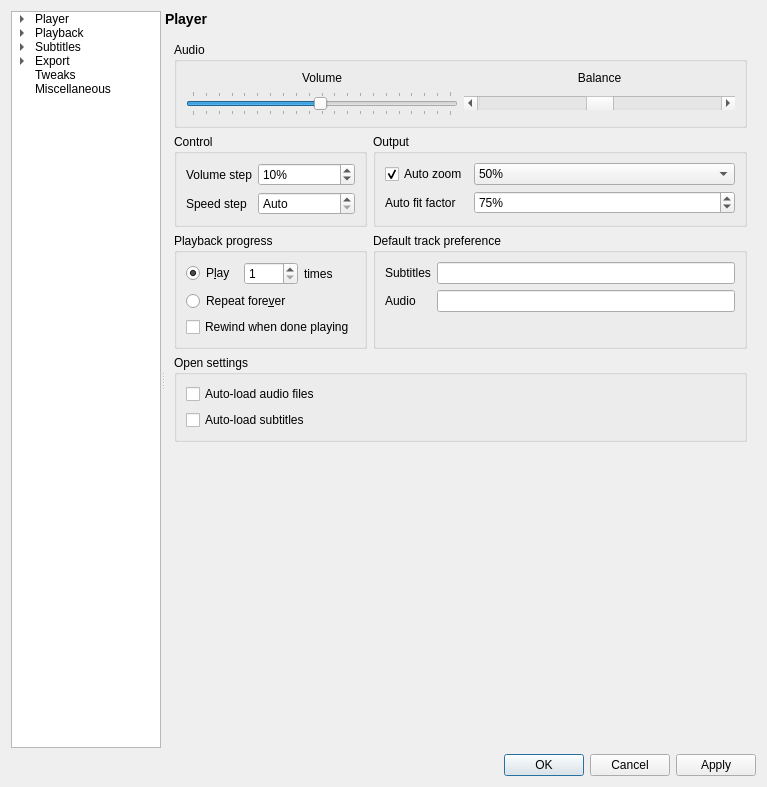
Above: settingswindow.ui from mpc-qt/mpc-qt before the change. Below: the same form after it.
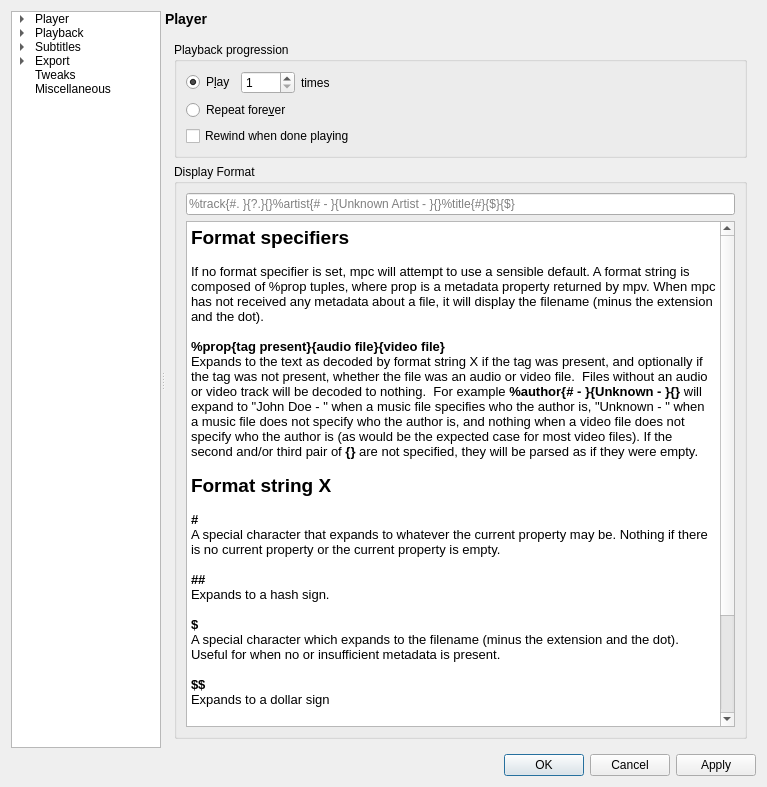
That is the form after the change.

Commit message:
settingswindow.ui: add playlist tab
Create an area to put playlist metadata formatting in, and populate it
with widgets.

We also move some playlist specific stuff from the general playback page
into this new tab.  Hopefully people who may wonder where the options
went will notice the changes to the LHS pane and quickly feel
comfortable again.

I may add a checkbox for automatically gathering metadata in the
background.  Multiple instances of libmpv yay!

What changed in the file:
```diff
--- a/settingswindow.ui
+++ b/settingswindow.ui
@@ -139,7 +139,7 @@
        <item>
         <widget class="QStackedWidget" name="pageStack">
          <property name="currentIndex">
-          <number>4</number>
+          <number>9</number>
          </property>
          <widget class="QWidget" name="playerPage">
           <layout class="QGridLayout" name="gridLayout">
@@ -487,60 +487,6 @@
          </widget>
          <widget class="QWidget" name="playbackPage">
           <layout class="QGridLayout" name="gridLayout_6">
-           <item row="2" column="0">
-            <widget class="QGroupBox" name="groupBox_10">
-             <property name="title">
-              <string>Playback progress</string>
-             </property>
-             <layout class="QVBoxLayout" name="verticalLayout_11">
-              <item>
-               <layout class="QHBoxLayout" name="horizontalLayout_12">
-                <item>
-                 <widget class="QRadioButton" name="playbackPlayTimes">
-                  <property name="text">
-                   <string>P&amp;lay</string>
-                  </property>
-                  <property name="checked">
-                   <bool>true</bool>
-                  </property>
-                 </widget>
-                </item>
-                <item>
-                 <widget class="QSpinBox" name="playbackPlayAmount">
-                  <property name="minimum">
-                   <number>1</number>
-                  </property>
-                  <property name="maximum">
-                   <number>1000</number>
-                  </property>
-                 </widget>
-                </item>
-                <item>
-                 <widget class="QLabel" name="label_2">
-                  <property name="text">
-                   <string>times</string>
-                  </property>
-                 </widget>
-                </item>
-               </layout>
-              </item>
-              <item>
-               <widget class="QRadioButton" name="playbackRepeatForever">
-                <property name="text">
-                 <string>Repeat fore&amp;ver</string>
-                </property>
-               </widget>
-              </item>
-              <item>
-               <widget class="QCheckBox" name="playbackRewindWhenDone">
-                <property name="text">
-                 <string>Rewind when done playing</string>
-                </property>
-               </widget>
-              </item>
-             </layout>
-            </widget>
-           </item>
            <item row="1" column="0">
             <widget class="QGroupBox" name="groupBox_8">
              <property name="title">
@@ -590,35 +536,6 @@
              </layout>
             </widget>
            </item>
-           <item row="2" column="1">
-            <widget class="QGroupBox" name="groupBox_11">
-             <property name="title">
-              <string>Default track preference</string>
-             </property>
-             <layout class="QFormLayout" name="formLayout_10">
-              <item row="0" column="0">
-               <widget class="QLabel" name="label_8">
-                <property name="text">
-                 <string>Subtitles</string>
-                </property>
-               </widget>
-              </item>
-              <item row="0" column="1">
-               <widget class="QLineEdit" name="playbackSubtitleTracks"/>
-              </item>
-              <item row="1" column="0">
-               <widget class="QLabel" name="label_9">
-                <property name="text">
-                 <string>Audio</string>
-                </property>
-               </widget>
-              </item>
-              <item row="1" column="1">
-               <widget class="QLineEdit" name="playbackAudioTracks"/>
-              </item>
-             </layout>
-            </widget>
-           </item>
            <item row="1" column="1">
             <widget class="QGroupBox" name="groupBox_9">
              <property name="title">
@@ -795,6 +712,35 @@
              </property>
             </spacer>
            </item>
+           <item row="2" column="0" colspan="2">
+            <widget class="QGroupBox" name="groupBox_11">
+             <property name="title">
+              <string>Default track preference</string>
+             </property>
+             <layout class="QFormLayout" name="formLayout_10">
+              <item row="0" column="0">
+               <widget class="QLabel" name="label_8">
+                <property name="text">
+                 <string>Subtitles</string>
+                </property>
+               </widget>
+              </item>
+              <item row="0" column="1">
+               <widget class="QLineEdit" name="playbackSubtitleTracks"/>
+              </item>
+              <item row="1" column="0">
+               <widget class="QLabel" name="label_9">
+                <property name="text">
+                 <string>Audio</string>
+                </property>
+               </widget>
+              </item>
+              <item row="1" column="1">
+               <widget class="QLineEdit" name="playbackAudioTracks"/>
+              </item>
+             </layout>
+            </widget>
+           </item>
           </layout>
          </widget>
          <widget class="QWidget" name="outputPage">
@@ -4430,6 +4376,122 @@
            </item>
           </layout>
          </widget>
+         <widget class="QWidget" name="playlistPage">
+          <layout class="QVBoxLayout" name="verticalLayout_41">
+           <item>
+            <widget class="QGroupBox" name="groupBox_10">
+             <property name="title">
+              <string>Playback progression</string>
+             </property>
+             <layout class="QVBoxLayout" name="verticalLayout_11">
+              <item>
+               <layout class="QHBoxLayout" name="horizontalLayout_12" stretch="0,0,1">
+                <item>
+                 <widget class="QRadioButton" name="playbackPlayTimes">
+                  <property name="text">
+                   <string>P&amp;lay</string>
+                  </property>
+                  <property name="checked">
+                   <bool>true</bool>
+                  </property>
+                 </widget>
+                </item>
+                <item>
+                 <widget class="QSpinBox" name="playbackPlayAmount">
+                  <property name="minimum">
+                   <number>1</number>
+                  </property>
+                  <property name="maximum">
+                   <number>1000</number>
+                  </property>
+                 </widget>
+                </item>
+                <item>
+                 <widget class="QLabel" name="label_2">
+                  <property name="text">
+                   <string>times</string>
+                  </property>
+                 </widget>
+                </item>
+               </layout>
+              </item>
+              <item>
+               <widget class="QRadioButton" name="playbackRepeatForever">
+                <property name="text">
+                 <string>Repeat fore&amp;ver</string>
+                </property>
+               </widget>
+              </item>
+              <item>
+               <widget class="QCheckBox" name="playbackRewindWhenDone">
+                <property name="text">
+                 <string>Rewind when done playing</string>
+                </property>
+               </widget>
+              </item>
+             </layout>
+            </widget>
+           </item>
+           <item>
+            <widget class="QGroupBox" name="groupBox_29">
+             <property name="title">
+              <string>Display Format</string>
+             </property>
+             <layout class="QVBoxLayout" name="verticalLayout_42">
+              <item>
+               <widget class="QLineEdit" name="playlistFormat">
+                <property name="text">
+                 <string/>
+                </property>
+                <property name="placeholderText">
+                 <string>%track{#. }{?.}{}%artist{# - }{Unknown Artist - }{}%title{#}{$}{$}</string>
+                </property>
+               </widget>
+              </item>
+              <item>
+               <widget class="QTextBrowser" name="textBrowser_2">
+                <property name="html">
+                 <string>&lt;!DOCTYPE HTML PUBLIC &quot;-//W3C//DTD HTML 4.0//EN&quot; &quot;http://www.w3.org/TR/REC-html40/strict.dtd&quot;&gt;
+&lt;html&gt;&lt;head&gt;&lt;meta name=&quot;qrichtext&quot; content=&quot;1&quot; /&gt;&lt;style type=&quot;text/css&quot;&gt;
+p, li { white-space: pre-wrap; }
+&lt;/style&gt;&lt;/head&gt;&lt;body style=&quot; font-family:'Oxygen-Sans'; font-size:10pt; font-weight:400; font-style:normal;&quot;&gt;
+&lt;p style=&quot; margin-top:0px; margin-bottom:0px; margin-left:0px; margin-right:0px; -qt-block-indent:0; text-indent:0px;&quot;&gt;&lt;span style=&quot; font-size:14pt; font-weight:600;&quot;&gt;Format specifiers&lt;/span&gt;&lt;/p&gt;
+&lt;p style=&quot;-qt-paragraph-type:empty; margin-top:0px; margin-bottom:0px; margin-left:0px; margin-right:0px; -qt-block-indent:0; text-indent:0px;&quot;&gt;&lt;br /&gt;&lt;/p&gt;
+&lt;p style=&quot; margin-top:0px; margin-bottom:0px; margin-left:0px; margin-right:0px; -qt-block-indent:0; text-indent:0px;&quot;&gt;If no format specifier is set, mpc will attempt to use a sensible default. A format string is composed of %prop tuples, where prop is a metadata property returned by mpv. When mpc has not received any metadata about a file, it will display the filename (minus the extension and the dot).&lt;/p&gt;
+&lt;p style=&quot;-qt-paragraph-type:empty; margin-top:0px; margin-bottom:0px; margin-left:0px; margin-right:0px; -qt-block-indent:0; text-indent:0px;&quot;&gt;&lt;br /&gt;&lt;/p&gt;
+&lt;p style=&quot; margin-top:0px; margin-bottom:0px; margin-left:0px; margin-right:0px; -qt-block-indent:0; text-indent:0px;&quot;&gt;&lt;span style=&quot; font-weight:600;&quot;&gt;%prop{tag present}{audio file}{video file}&lt;/span&gt;&lt;/p&gt;
+&lt;p style=&quot; margin-top:0px; margin-bottom:0px; margin-left:0px; margin-right:0px; -qt-block-indent:0; text-indent:0px;&quot;&gt;Expands to the text as decoded by format string X if the tag was present, and optionally if the tag was not present, whether the file was an audio or video file.  Files without an audio or video track will be decoded to nothing.  For example &lt;span style=&quot; font-weight:600;&quot;&gt;%author{# - }{Unknown - }{}&lt;/span&gt; will expand to &amp;quot;John Doe - &amp;quot; when a music file specifies who the author is, &amp;quot;Unknown - &amp;quot; when a music file does not specify who the author is, and nothing when a video file does not specify who the author is (as would be the expected case for most video files). If the second and/or third pair of &lt;span style=&quot; font-weight:600;&quot;&gt;{}&lt;/span&gt; are not specified, they will be parsed as if they were empty.&lt;/p&gt;
+&lt;p style=&quot;-qt-paragraph-type:empty; margin-top:0px; margin-bottom:0px; margin-left:0px; margin-right:0px; -qt-block-indent:0; text-indent:0px;&quot;&gt;&lt;br /&gt;&lt;/p&gt;
+&lt;p style=&quot; margin-top:0px; margin-bottom:0px; margin-left:0px; margin-right:0px; -qt-block-indent:0; text-indent:0px;&quot;&gt;&lt;span style=&quot; font-size:14pt; font-weight:600;&quot;&gt;Format string X&lt;/span&gt;&lt;/p&gt;
+&lt;p style=&quot;-qt-paragraph-type:empty; margin-top:0px; margin-bottom:0px; margin-left:0px; margin-right:0px; -qt-block-indent:0; text-indent:0px;&quot;&gt;&lt;br /&gt;&lt;/p&gt;
+&lt;p style=&quot; margin-top:0px; margin-bottom:0px; margin-left:0px; margin-right:0px; -qt-block-indent:0; text-indent:0px;&quot;&gt;&lt;span style=&quot; font-weight:600;&quot;&gt;#&lt;/span&gt;&lt;/p&gt;
+&lt;p style=&quot; margin-top:0px; margin-bottom:0px; margin-left:0px; margin-right:0px; -qt-block-indent:0; text-indent:0px;&quot;&gt;A special character that expands to whatever the current property may be. Nothing if there is no current property or the current property is empty.&lt;/p&gt;
+&lt;p style=&quot;-qt-paragraph-type:empty; margin-top:0px; margin-bottom:0px; margin-left:0px; margin-right:0px; -qt-block-indent:0; text-indent:0px;&quot;&gt;&lt;br /&gt;&lt;/p&gt;
+&lt;p style=&quot; margin-top:0px; margin-bottom:0px; margin-left:0px; margin-right:0px; -qt-block-indent:0; text-indent:0px;&quot;&gt;&lt;span style=&quot; font-weight:600;&quot;&gt;##&lt;/span&gt;&lt;/p&gt;
+&lt;p style=&quot; margin-top:0px; margin-bottom:0px; margin-left:0px; margin-right:0px; -qt-block-indent:0; text-indent:0px;&quot;&gt;Expands to a hash sign.&lt;/p&gt;
+&lt;p style=&quot;-qt-paragraph-type:empty; margin-top:0px; margin-bottom:0px; margin-left:0px; margin-right:0px; -qt-block-indent:0; text-indent:0px;&quot;&gt;&lt;br /&gt;&lt;/p&gt;
+&lt;p style=&quot; margin-top:0px; margin-bottom:0px; margin-left:0px; margin-right:0px; -qt-block-indent:0; text-indent:0px;&quot;&gt;&lt;span style=&quot; font-weight:600;&quot;&gt;$&lt;/span&gt;&lt;/p&gt;
+&lt;p style=&quot; margin-top:0px; margin-bottom:0px; margin-left:0px; margin-right:0px; -qt-block-indent:0; text-indent:0px;&quot;&gt;A special character which expands to the filename (minus the extension and the dot). Useful for when no or insufficient metadata is present.&lt;/p&gt;
+&lt;p style=&quot;-qt-paragraph-type:empty; margin-top:0px; margin-bottom:0px; margin-left:0px; margin-right:0px; -qt-block-indent:0; text-indent:0px;&quot;&gt;&lt;br /&gt;&lt;/p&gt;
+&lt;p style=&quot; margin-top:0px; margin-bottom:0px; margin-left:0px; margin-right:0px; -qt-block-indent:0; text-indent:0px;&quot;&gt;&lt;span style=&quot; font-weight:600;&quot;&gt;$$&lt;/span&gt;&lt;/p&gt;
+&lt;p style=&quot; margin-top:0px; margin-bottom:0px; margin-left:0px; margin-right:0px; -qt-block-indent:0; text-indent:0px;&quot;&gt;Expands to a dollar sign&lt;/p&gt;
+&lt;p style=&quot;-qt-paragraph-type:empty; margin-top:0px; margin-bottom:0px; margin-left:0px; margin-right:0px; -qt-block-indent:0; text-indent:0px;&quot;&gt;&lt;br /&gt;&lt;/p&gt;
+&lt;p style=&quot; margin-top:0px; margin-bottom:0px; margin-left:0px; margin-right:0px; -qt-block-indent:0; text-indent:0px;&quot;&gt;&lt;span style=&quot; font-size:14pt; font-weight:600;&quot;&gt;Useful metadata properties&lt;/span&gt;&lt;/p&gt;
+&lt;p style=&quot;-qt-paragraph-type:empty; margin-top:0px; margin-bottom:0px; margin-left:0px; margin-right:0px; -qt-block-indent:0; text-indent:0px;&quot;&gt;&lt;br /&gt;&lt;/p&gt;
+&lt;p style=&quot; margin-top:0px; margin-bottom:0px; margin-left:0px; margin-right:0px; -qt-block-indent:0; text-indent:0px;&quot;&gt;album&lt;/p&gt;
+&lt;p style=&quot; margin-top:0px; margin-bottom:0px; margin-left:0px; margin-right:0px; -qt-block-indent:0; text-indent:0px;&quot;&gt;author&lt;/p&gt;
+&lt;p style=&quot; margin-top:0px; margin-bottom:0px; margin-left:0px; margin-right:0px; -qt-block-indent:0; text-indent:0px;&quot;&gt;date&lt;/p&gt;
+&lt;p style=&quot; margin-top:0px; margin-bottom:0px; margin-left:0px; margin-right:0px; -qt-block-indent:0; text-indent:0px;&quot;&gt;genre&lt;/p&gt;
+&lt;p style=&quot; margin-top:0px; margin-bottom:0px; margin-left:0px; margin-right:0px; -qt-block-indent:0; text-indent:0px;&quot;&gt;title&lt;/p&gt;
+&lt;p style=&quot; margin-top:0px; margin-bottom:0px; margin-left:0px; margin-right:0px; -qt-block-indent:0; text-indent:0px;&quot;&gt;track&lt;/p&gt;&lt;/body&gt;&lt;/html&gt;</string>
+                </property>
+               </widget>
+              </item>
+             </layout>
+            </widget>
+           </item>
+          </layout>
+         </widget>
          <widget class="QWidget" name="subtitlesPage">
           <layout class="QVBoxLayout" name="verticalLayout_29">
            <item>
```
Left out of the diff: 7 changed lines with no effect on the pictures. The commit also changes 1 other file.
